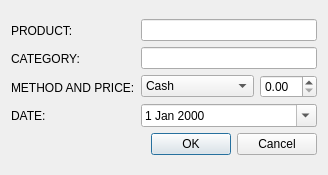
First picture: the form in addexpensedialog.ui, repository AimBought/Expense_manager, before the edit.
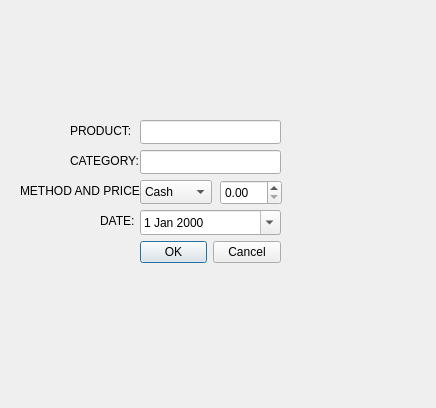
Second picture: the form after the edit.

Commit message: Revert "edited layout"

What changed in the file:
```diff
--- a/addexpensedialog.ui
+++ b/addexpensedialog.ui
@@ -6,66 +6,45 @@
    <rect>
     <x>0</x>
     <y>0</y>
-    <width>319</width>
-    <height>175</height>
+    <width>436</width>
+    <height>408</height>
    </rect>
   </property>
   <property name="windowTitle">
    <string>Dialog</string>
   </property>
-  <layout class="QGridLayout" name="gridLayout">
-   <item row="0" column="0">
-    <layout class="QVBoxLayout" name="verticalLayout_3">
-     <item>
-      <layout class="QHBoxLayout" name="horizontalLayout_2">
-       <item>
-        <layout class="QVBoxLayout" name="verticalLayout_2">
-         <item>
-          <widget class="QLabel" name="label">
-           <property name="text">
-            <string>PRODUCT:</string>
-           </property>
-          </widget>
-         </item>
-         <item>
-          <widget class="QLabel" name="label_2">
-           <property name="text">
-            <string>CATEGORY:</string>
-           </property>
-          </widget>
-         </item>
-         <item>
-          <widget class="QLabel" name="label_3">
-           <property name="text">
-            <string>METHOD AND PRICE:</string>
-           </property>
-          </widget>
-         </item>
-         <item>
-          <widget class="QLabel" name="label_4">
-           <property name="text">
-            <string>DATE:</string>
-           </property>
-          </widget>
-         </item>
-        </layout>
-       </item>
-       <item>
-        <layout class="QVBoxLayout" name="verticalLayout">
-         <item>
+  <widget class="QLineEdit" name="categoryLineEdit">
+   <property name="geometry">
+    <rect>
+     <x>140</x>
+     <y>150</y>
+     <width>141</width>
+     <height>24</height>
+    </rect>
+   </property>
+  </widget>
           <widget class="QLineEdit" name="productLineEdit">
+   <property name="geometry">
+    <rect>
+     <x>140</x>
+     <y>120</y>
+     <width>141</width>
+     <height>24</height>
+    </rect>
+   </property>
            <property name="text">
             <string/>
            </property>
           </widget>
-         </item>
-         <item>
-          <widget class="QLineEdit" name="categoryLineEdit"/>
-         </item>
-         <item>
-          <layout class="QHBoxLayout" name="horizontalLayout">
-           <item>
             <widget class="QComboBox" name="paymentMethodComboBox">
+   <property name="geometry">
+    <rect>
+     <x>140</x>
+     <y>180</y>
+     <width>72</width>
+     <height>24</height>
+    </rect>
+   </property>
              <item>
               <property name="text">
                <string>Cash</string>
@@ -82,33 +61,94 @@
               </property>
              </item>
             </widget>
-           </item>
-           <item>
-            <widget class="QDoubleSpinBox" name="amountSpinBox"/>
-           </item>
-          </layout>
-         </item>
-         <item>
+  <widget class="QDoubleSpinBox" name="amountSpinBox">
+   <property name="geometry">
+    <rect>
+     <x>220</x>
+     <y>180</y>
+     <width>62</width>
+     <height>25</height>
+    </rect>
+   </property>
+  </widget>
           <widget class="QDateEdit" name="dateEdit">
+   <property name="geometry">
+    <rect>
+     <x>140</x>
+     <y>210</y>
+     <width>141</width>
+     <height>25</height>
+    </rect>
+   </property>
            <property name="calendarPopup">
             <bool>true</bool>
            </property>
           </widget>
-         </item>
-        </layout>
-       </item>
-      </layout>
-     </item>
-     <item>
       <widget class="QDialogButtonBox" name="buttonBox">
+   <property name="geometry">
+    <rect>
+     <x>140</x>
+     <y>240</y>
+     <width>141</width>
+     <height>24</height>
+    </rect>
+   </property>
        <property name="standardButtons">
         <set>QDialogButtonBox::StandardButton::Cancel|QDialogButtonBox::StandardButton::Ok</set>
        </property>
       </widget>
-     </item>
-    </layout>
-   </item>
-  </layout>
+  <widget class="QLabel" name="label">
+   <property name="geometry">
+    <rect>
+     <x>70</x>
+     <y>120</y>
+     <width>71</width>
+     <height>21</height>
+    </rect>
+   </property>
+   <property name="text">
+    <string>PRODUCT:</string>
+   </property>
+  </widget>
+  <widget class="QLabel" name="label_2">
+   <property name="geometry">
+    <rect>
+     <x>70</x>
+     <y>150</y>
+     <width>71</width>
+     <height>21</height>
+    </rect>
+   </property>
+   <property name="text">
+    <string>CATEGORY:</string>
+   </property>
+  </widget>
+  <widget class="QLabel" name="label_3">
+   <property name="geometry">
+    <rect>
+     <x>20</x>
+     <y>180</y>
+     <width>121</width>
+     <height>21</height>
+    </rect>
+   </property>
+   <property name="text">
+    <string>METHOD AND PRICE:</string>
+   </property>
+  </widget>
+  <widget class="QLabel" name="label_4">
+   <property name="geometry">
+    <rect>
+     <x>100</x>
+     <y>210</y>
+     <width>41</width>
+     <height>21</height>
+    </rect>
+   </property>
+   <property name="text">
+    <string>DATE:</string>
+   </property>
+  </widget>
  </widget>
  <resources/>
  <connections/>
```
Lines whose indentation alone changed are shown as unchanged. The commit also changes 10 other files.
